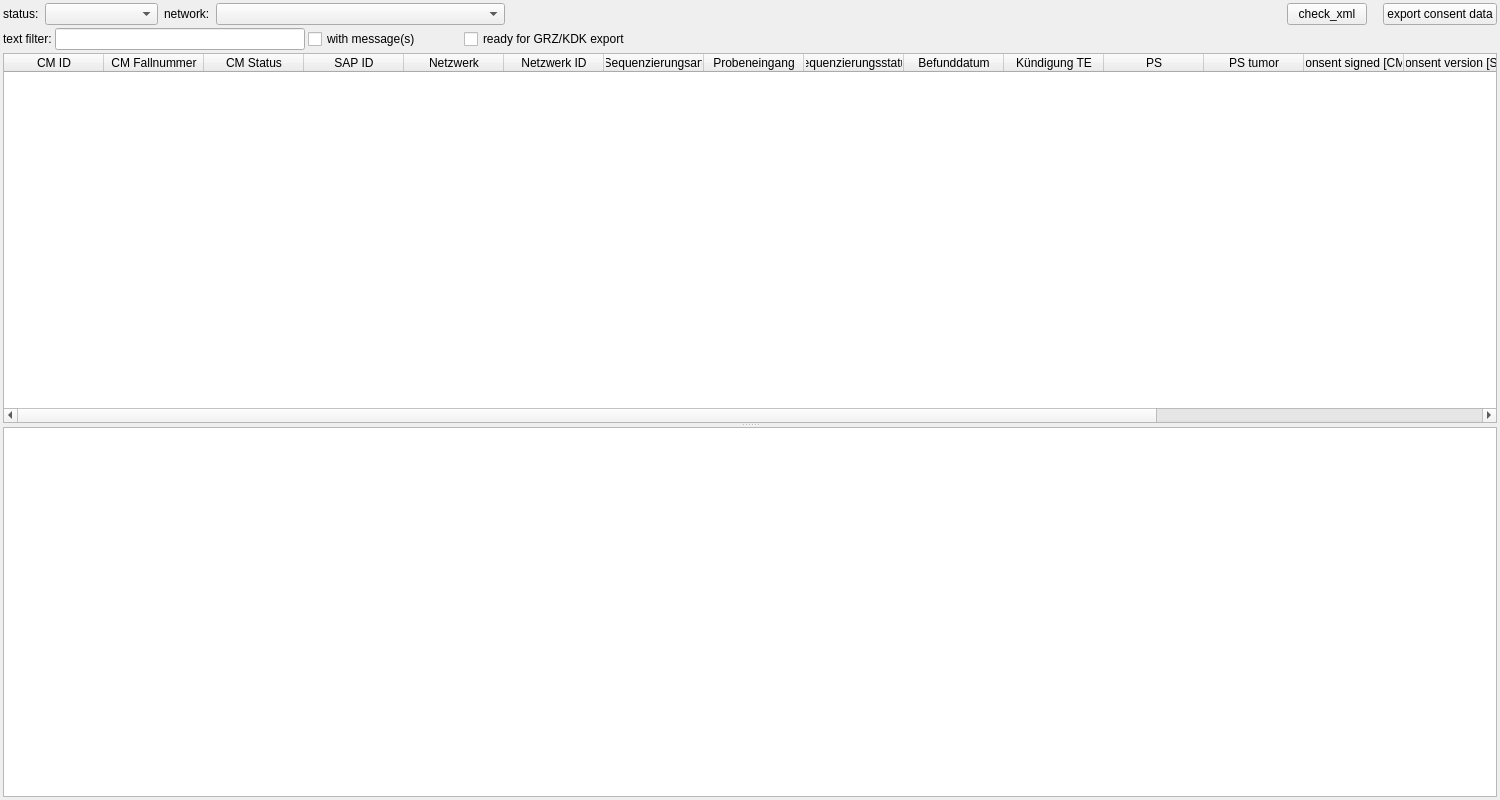
Qt form src/MVHub/MVHub.ui (imgag/ngs-bits) before a commit.
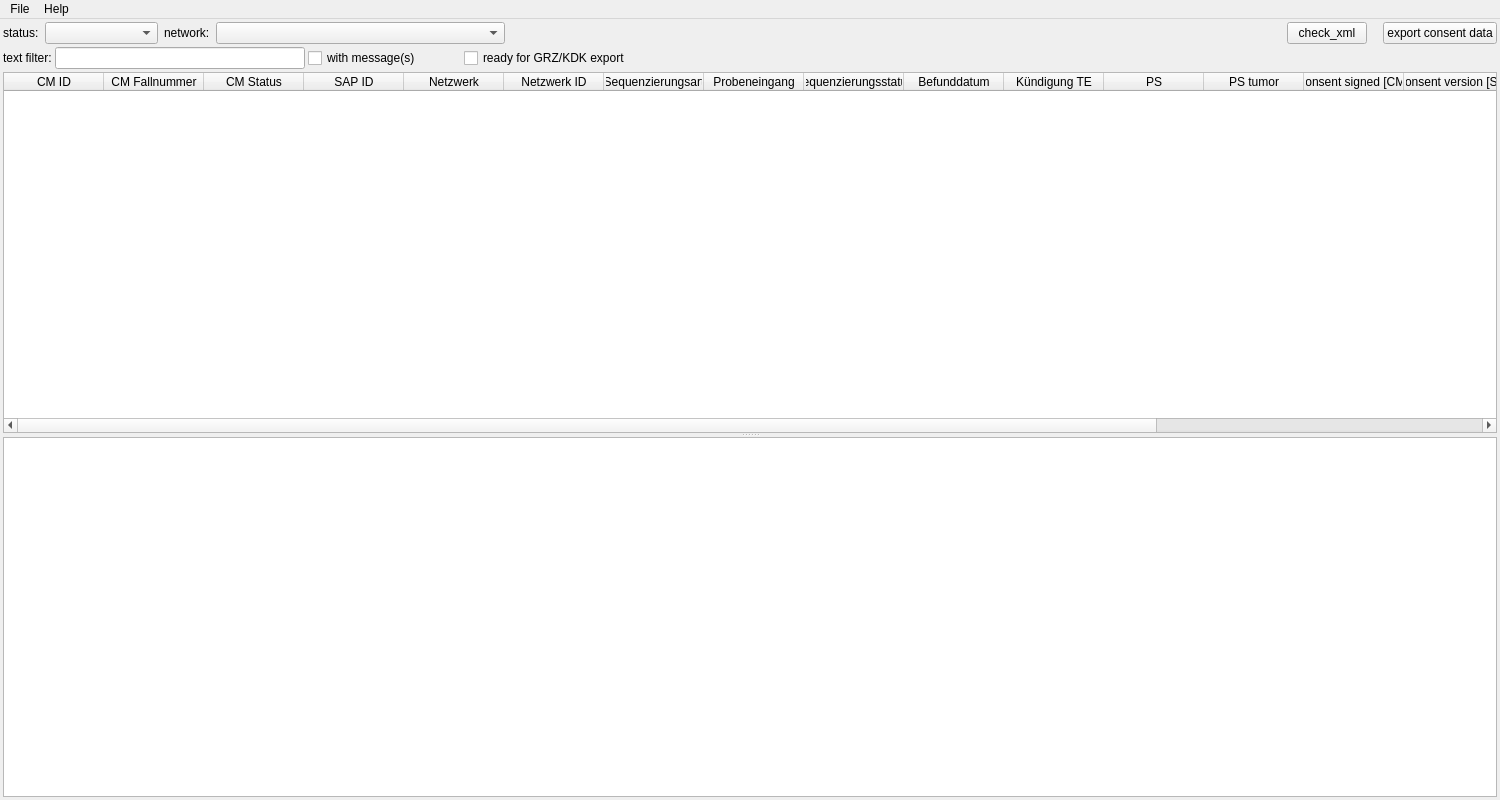
The same form after that commit. Icons and pictures are not drawn.

Patch:
```diff
--- a/src/MVHub/MVHub.ui
+++ b/src/MVHub/MVHub.ui
@@ -378,6 +378,20 @@
      <height>21</height>
     </rect>
    </property>
+   <widget class="QMenu" name="menuFile">
+    <property name="title">
+     <string>File</string>
+    </property>
+    <addaction name="actionReloadData"/>
+   </widget>
+   <widget class="QMenu" name="menuHelp">
+    <property name="title">
+     <string>Help</string>
+    </property>
+    <addaction name="actionAbout"/>
+   </widget>
+   <addaction name="menuFile"/>
+   <addaction name="menuHelp"/>
   </widget>
  </widget>
  <layoutdefault spacing="6" margin="11"/>
```
Left out of the diff: 15 changed lines with no effect on the pictures.
